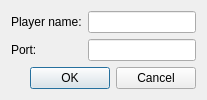
Before: the Qt Designer form src/frontend/qt_sdl/NetplayStartHostDialog.ui in melonDS-emu/melonDS, drawn with Qt 5.
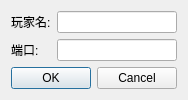
After: the same form once the commit is applied.

```diff
--- a/src/frontend/qt_sdl/NetplayStartHostDialog.ui
+++ b/src/frontend/qt_sdl/NetplayStartHostDialog.ui
@@ -28,14 +28,14 @@
      <item row="0" column="0">
       <widget class="QLabel" name="label">
        <property name="text">
-        <string>Player name:</string>
+        <string>玩家名:</string>
        </property>
       </widget>
      </item>
      <item row="1" column="0">
       <widget class="QLabel" name="label_2">
        <property name="text">
-        <string>Port:</string>
+        <string>端口:</string>
        </property>
       </widget>
      </item>
```
